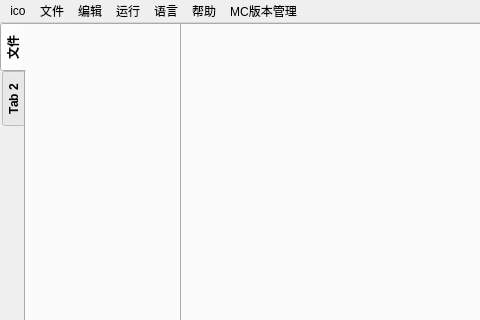
This is UI/DatapacksEditors.ui in Wzp-2008/DatapacksEditors as Qt 5 draws it before an edit; both pictures show x 0 to 480 and y 0 to 320 of the 773 by 541 pixel window. The edited form follows.
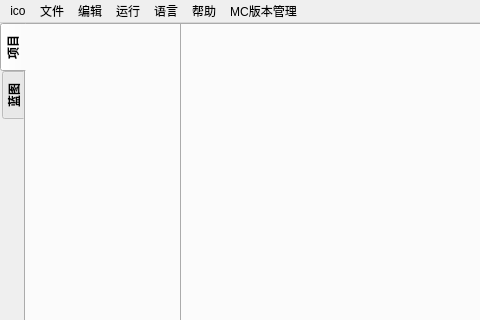
This is the edited form. The open tabs and pages were chosen to show the change. Icons and pictures are not drawn.

Commit message: feat:Add main UI #9

Patch:
```diff
--- a/UI/DatapacksEditors.ui
+++ b/UI/DatapacksEditors.ui
@@ -104,12 +104,12 @@
        <normaloff>:/ico/file.ico</normaloff>:/ico/file.ico</iconset>
      </attribute>
      <attribute name="title">
-      <string>文件</string>
+      <string>项目</string>
      </attribute>
     </widget>
     <widget class="QWidget" name="tab_2">
      <attribute name="title">
-      <string>Tab 2</string>
+      <string>蓝图</string>
      </attribute>
     </widget>
    </widget>
```
Left out of the diff: 2 changed lines with no effect on the pictures. The commit also changes 1 other file.
